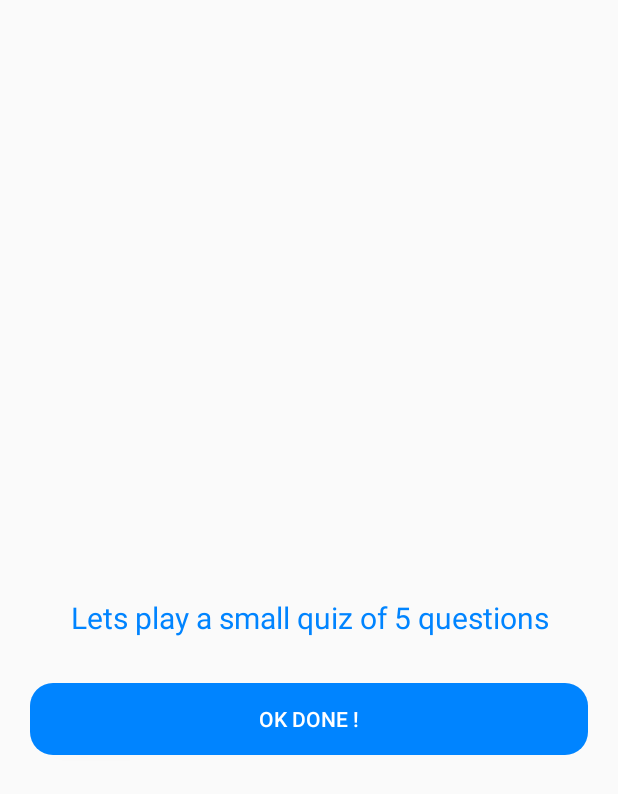
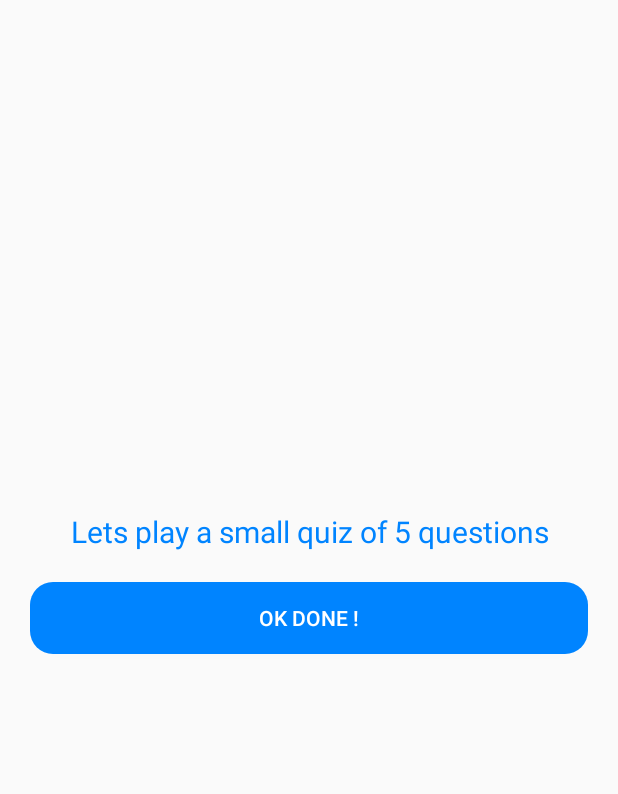
Before and after one commit to aasha/ChildConnect, an Android app: the ProblemActivity screen opened directly, with no data from a screen before it, on a phone screen of 412 x 824 dp. Shown: the top 794 px of the screen. Run offline under Robolectric (Android 15) with nearby library versions, the phone set to English and light mode, and no system bars; our stand-ins replace ButterKnife, Dagger/Hilt's generated code, EventBus.

Commit message:
Minor ui fixes

```diff
--- a/ChildConnect/app/src/main/res/layout/activity_problem.xml
+++ b/ChildConnect/app/src/main/res/layout/activity_problem.xml
@@ -1,6 +1,5 @@
 <?xml version="1.0" encoding="utf-8"?>
 <android.support.design.widget.CoordinatorLayout xmlns:android="http://schemas.android.com/apk/res/android"
-    xmlns:app="http://schemas.android.com/apk/res-auto"
     android:id="@+id/activity_problem"
     android:layout_width="match_parent"
     android:layout_height="match_parent"
@@ -15,7 +14,9 @@ android:layout_height="match_parent">
         android:textColor="@color/progress_bar_main"
         android:id="@+id/txt_intro"
         android:gravity="center"
-        android:layout_centerInParent="true"
+        android:layout_above="@+id/btn_done"
+        android:layout_centerHorizontal="true"
+        android:layout_marginBottom="20dp"
         android:textSize="20sp"/>
 
     <Button
@@ -24,11 +25,9 @@ android:layout_height="match_parent">
         android:layout_height="wrap_content"
         android:layout_marginRight="20dp"
         android:layout_marginLeft="20dp"
+        android:layout_centerInParent="true"
         android:text="Ok Done !"
         android:textColor="#FFF"
-        android:background="@drawable/rounded_corner_blue"
-        android:layout_below="@+id/txt_intro"
-        android:layout_marginTop="30dp"
-        android:layout_centerHorizontal="true"/>
+        android:background="@drawable/rounded_corner_blue"/>
 </RelativeLayout>
     </android.support.design.widget.CoordinatorLayout>
```
